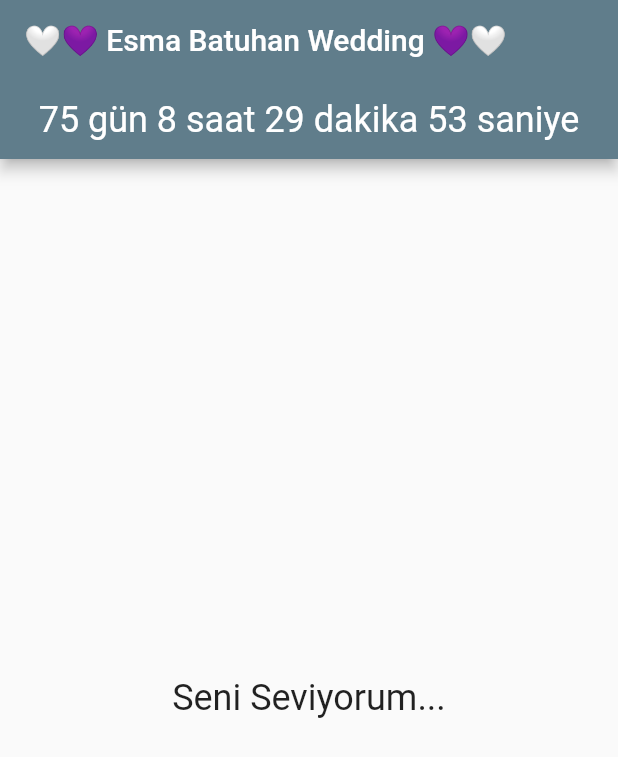
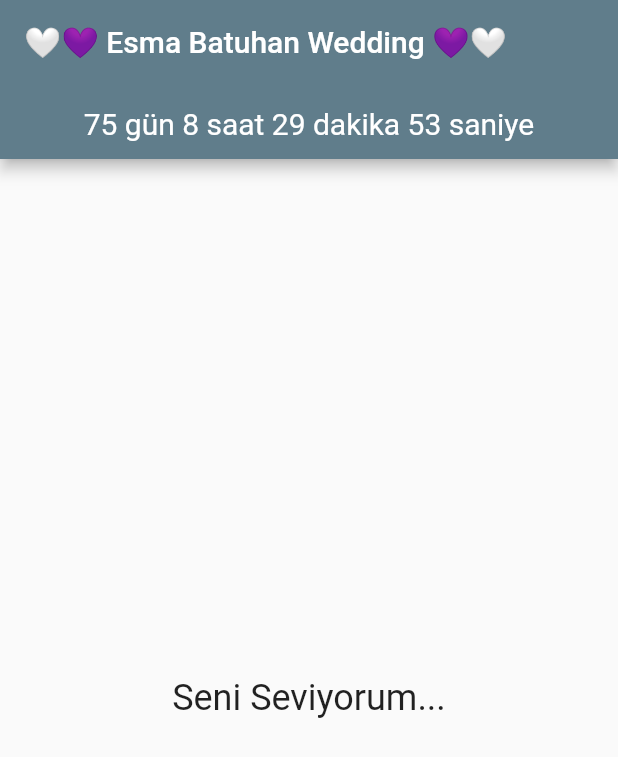
Before and after one commit to mordeve/esmabatu, a Flutter app: the screen it shows after launch, on a phone screen of 412 x 824 dp. Shown: the top 757 px of the screen. Run offline on Flutter 3.47's test engine with Material 2 defaults, Android fonts, the phone set to English and light mode, and no system bars.

Commit message:
decrease font size

```diff
--- a/lib/pages/home_page.dart
+++ b/lib/pages/home_page.dart
@@ -48,7 +48,7 @@ class HomePageState extends State<HomePage> {
               alignment: Alignment.center,
               child: Text(
                 _time,
-                style: const TextStyle(fontSize: 24, color: Colors.white),
+                style: const TextStyle(fontSize: 20, color: Colors.white),
               ),
             ),
           )),
```
Also changed, not shown: 3 other files.
